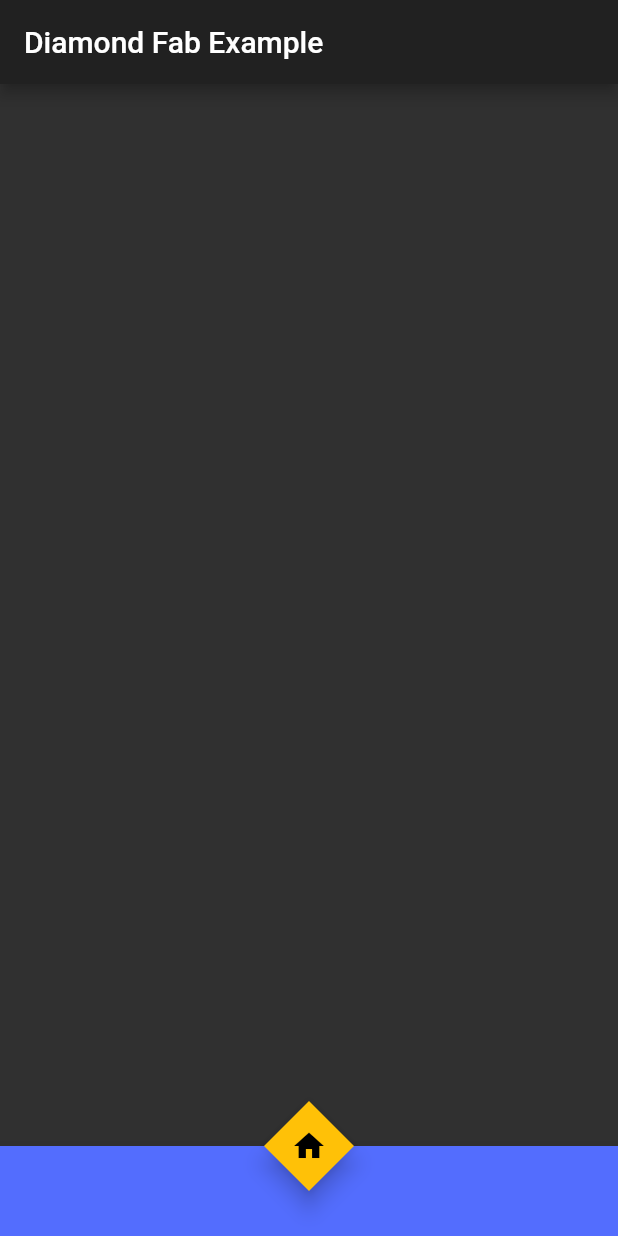
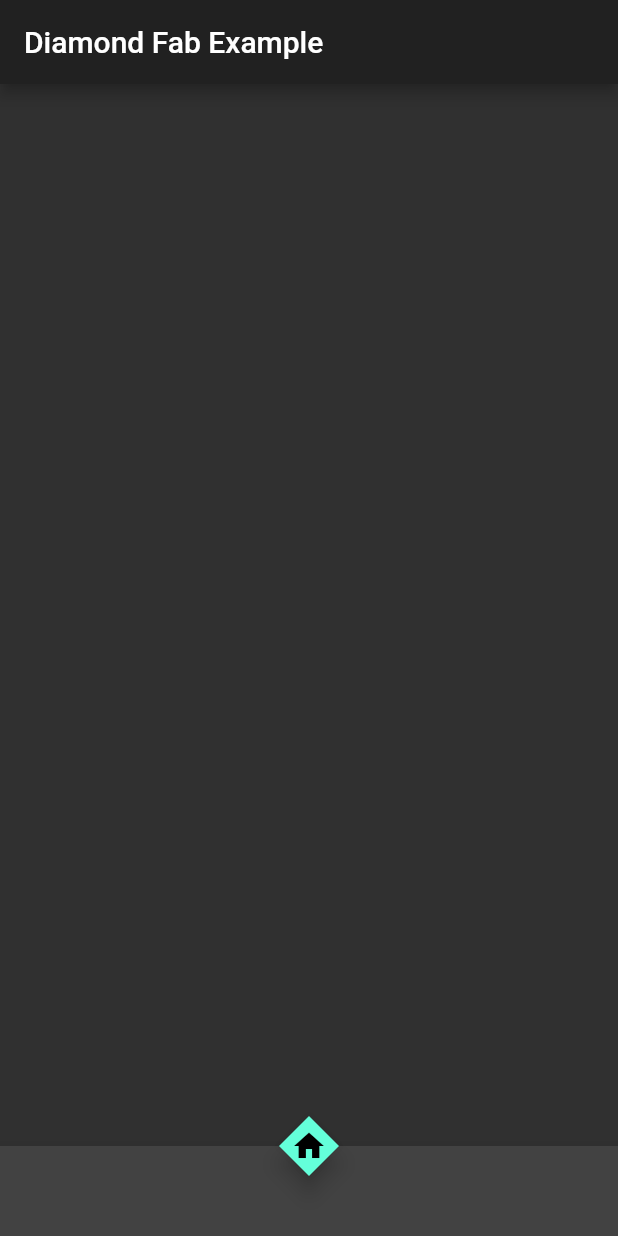
Before and after one commit to tensor-programming/diamond_fab, a Flutter app: the screen it shows after launch, after a tap on the "home" icon, on a phone screen of 412 x 824 dp. Run offline on Flutter 3.47's test engine with Material 2 defaults, Android fonts, the phone set to English and light mode, and no system bars; statements that could not run were skipped.

Commit message:
update to 0.1.0

```diff
--- a/example/lib/main.dart
+++ b/example/lib/main.dart
@@ -28,16 +28,16 @@ class _MyHomePageState extends State<MyHomePage> {
       ),
       body: Container(),
       floatingActionButton: DiamondFab(
-        color: Colors.amber,
         child: Icon(Icons.home),
         onPressed: () {},
-        notchMargin: 10.0,
+        mini: true,
+        tooltip: 'Testing on long press',
+        notchMargin: 20.0,
       ),
       floatingActionButtonLocation: FloatingActionButtonLocation.centerDocked,
       bottomNavigationBar: BottomAppBar(
         child: Container(
           height: 60.0,
-          color: Colors.indigoAccent,
         ),
       ),
     );
--- a/example/pubspec.yaml
+++ b/example/pubspec.yaml
@@ -15,6 +15,7 @@ dependencies:
 dev_dependencies:
   flutter_test:
     sdk: flutter
+
 
 
 # For information on the generic Dart part of this file, see the
--- a/lib/diamond_fab.dart
+++ b/lib/diamond_fab.dart
@@ -2,63 +2,203 @@ library diamond_fab;
 
 import 'package:flutter/material.dart';
 
-/// Creates a Diamond Shaped [FloatingActionBar]
-/// * The [notchMargin] property sets the width of the notch (8.0 is the default)
-/// * the [size] property sets the width and height of the [DiamondFab] (60.0) by default
-/// * [color] and [onPressed] are Required
+const BoxConstraints _kSizeConstraints = const BoxConstraints.tightFor(
+  width: 56.0,
+  height: 56.0,
+);
+
+const BoxConstraints _kMiniSizeConstraints = const BoxConstraints.tightFor(
+  width: 40.0,
+  height: 40.0,
+);
+
+class _DefaultHeroTag {
+  const _DefaultHeroTag();
+  @override
+  String toString() => '<default FloatingActionButton tag>';
+}
+
+/// A material design diamond shaped floating action button.
 ///
-/// The Icon Color can be set by setting the [ThemeData.accentIconTheme.color] property
+/// Unlike the basic floating action button, this button is diamond shaped by default.
+/// It is commonly used in the [Scaffold.floatingActionButton] field.
+///
+/// Use a single floating action button per screen. Floating action
+/// buttons are used for primary and positive actions.
+///
+/// if [onPressed] is null, then button will be disabled and will
+/// not react to touch.
+///
+/// As with the normal [FloatingActionButton] the [DiamondFab] also will include
+/// a notch inn the [BottomAppBar] if there is one and the [FloatingActionButtonLocation]
+/// is docked.  In this case, the edges of the notch are a triangle or Rhombus
+/// rather then a circle.
+/// See also:
+///
+/// * [Scaffold]
+/// * [FloatingActionButton]
+/// * [FloatingActionButtonLocation]
+class DiamondFab extends StatefulWidget {
+  /// The widget that is below this widget on the tree.
+  ///
+  /// Ussually an [Icon]
+  final Widget child;
 
-class DiamondFab extends StatefulWidget {
-  final Widget child;
+  /// The margin of the notch around the floating action button
+  ///
+  /// The larger this margin, the less trianular the notch will become
+  /// and the larger the shape.
+  ///
+  /// Must be in a docked position to show the notch.  Either [centerDocked]
+  /// or [endDocked] and must have a [BottomAppBar] present in the [Scaffold].
   final double notchMargin;
-  final Color color;
-  final double size;
+
+  /// The color to use when filling the button.
+  ///
+  /// Defaults to [ThemeData.accentColor] for the current theme.
+  final Color backgroundcolor;
+
+  /// The default icon and text color.
+  ///
+  /// Defaults to [ThemeData.accentIconTheme.color] for the current theme.
+  final Color foregroundColor;
+
+  /// The z-coordinate at which to place this button. This controls the size of
+  /// the shadow below the floating action button.
+  ///
+  /// Defaults to 6.0, based on the Material Design Spec.
   final double elevation;
+
+  /// Text that will describe the action that happens [onPressed]
+  ///
+  /// This text is displayed to the user when they long press the
+  /// floating action button.  It is used for accessability.
+  final String tooltip;
+
+  /// The callback function that is called when the button is tapped.
+  ///
+  /// If set to null, the button will be disabled.
   final VoidCallback onPressed;
+
+  /// A tag for the button's [Hero] widget.
+  ///
+  /// Defaults to a tag that matches a normal FAB
+  ///
+  /// set this to null if you don't want the button to
+  /// have a hero tag.
+  ///
+  /// If not set to a unique value, then you may only have one single
+  /// [DiamondFab] or [FloatingActionButton] per route or screen.
+  /// Multiple hero tags will cause a tag conflict.
+  final Object heroTag;
+
+  /// The z-coordinate at which to place this button when the user is touching
+  /// the button. This controls the size of the shadow below the floating action
+  /// button.
+  ///
+  /// Defaults to 12.0 which is based on the Material Design spec
+  final double highlightElevation;
+
+  /// Controls the size of this button.
+  ///
+  /// By default, floating action buttons are non-mini and have a height and
+  /// width of 56.0 pixels. Mini floating action buttons have a height
+  /// and width of 40.0 pixels.
+  final bool mini;
+
+  /// Created the diamond shaped floating action button.
+  ///
+  /// The [elevation], [highlightElevation], [mini], and [notchMargin]
+  /// arguments must not be null.
+  ///
+  /// The shape property can not be set unlike the [FloatingActionButton].
 
   DiamondFab({
     Key key,
     this.child,
     this.notchMargin: 8.0,
-    @required this.color,
+    this.backgroundcolor,
     @required this.onPressed,
-    this.size: 60.0,
+    this.foregroundColor,
+    this.tooltip,
+    this.heroTag: const _DefaultHeroTag(),
+    this.highlightElevation: 12.0,
+    this.mini: false,
     this.elevation: 6.0,
-  }) : super(key: key);
+  })  : assert(elevation != null),
+        assert(highlightElevation != null),
+        assert(mini != null),
+        assert(notchMargin != null),
+        _sizeConstraints = mini ? _kMiniSizeConstraints : _kSizeConstraints,
+        super(key: key);
+
+  final BoxConstraints _sizeConstraints;
 
   @override
   DiamondFabState createState() => DiamondFabState();
 }
 
 class DiamondFabState extends State<DiamondFab> {
+  bool _hightlight = false;
   VoidCallback _notchChange;
+
+  void _handleHightlightChanged(bool value) {
+    setState(() => _hightlight = value);
+  }
 
   @override
   Widget build(BuildContext context) {
-    return Material(
-      color: widget.color,
+    final ThemeData theme = Theme.of(context);
+    final Color foregroundColor =
+        widget.foregroundColor ?? theme.accentIconTheme.color;
+    Widget result;
+
+    if (widget.child != null) {
+      result = IconTheme.merge(
+        data: IconThemeData(
+          color: foregroundColor,
+        ),
+        child: widget.child,
+      );
+    }
+
+    if (widget.tooltip != null) {
+      final Widget tooltip = Tooltip(
+        message: widget.tooltip,
+        child: result,
+      );
+      result = widget.child != null ? tooltip : SizedBox.expand(child: tooltip);
+    }
+
+    result = RawMaterialButton(
+      onPressed: widget.onPressed,
+      onHighlightChanged: _handleHightlightChanged,
+      elevation: _hightlight ? widget.highlightElevation : widget.elevation,
+      constraints: widget._sizeConstraints,
+      fillColor: widget.backgroundcolor ?? theme.accentColor,
+      textStyle: theme.accentTextTheme.button.copyWith(
+        color: foregroundColor,
+        letterSpacing: 1.2,
+      ),
       shape: _DiamondBorder(),
-      child: InkWell(
-        onTap: widget.onPressed,
-        child: Container(
-          width: widget.size,
-          height: widget.size,
-          child: IconTheme.merge(
-            data: IconThemeData(color: Theme.of(context).accentIconTheme.color),
-            child: widget.child ?? Container(),
-          ),
-        ),
-      ),
-      elevation: widget.elevation,
+      child: result,
     );
+
+    if (widget.heroTag != null) {
+      result = Hero(
+        tag: widget.heroTag,
+        child: result,
+      );
+    }
+
+    return result;
   }
 
   @override
   void didChangeDependencies() {
     super.didChangeDependencies();
     _notchChange =
-        Scaffold.setFloatingActionButtonNotchFor(context, computeNotch);
+        Scaffold.setFloatingActionButtonNotchFor(context, _computeNotch);
   }
 
   @override
@@ -70,7 +210,7 @@ class DiamondFabState extends State<DiamondFab> {
   }
 
   // Draws the Notch.
-  Path computeNotch(Rect main, Rect fab, Offset start, Offset end) {
+  Path _computeNotch(Rect main, Rect fab, Offset start, Offset end) {
     final Rect marginFab = fab.inflate(widget.notchMargin);
     if (!main.overlaps(marginFab)) return Path()..lineTo(end.dx, end.dy);
 
```
Also changed, not shown: pubspec.yaml (+8 -3 lines), example/pubspec.lock, 3 other files.
